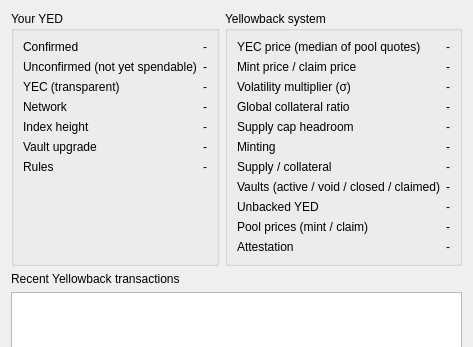
Before: the Qt Designer form src/yellowbackoverview.ui in boyfromcave/yecwallet-dd, drawn with Qt 5; both pictures show x 0 to 473 and y 0 to 347 of the 473 by 519 pixel window.
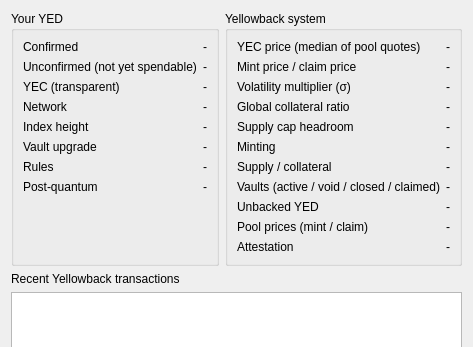
After: the same form once the commit is applied.

Commit message: Yellowback rpcversion 7 (post-quantum vault owners): ownerScheme/ownerHash, PQPKH residual release, 35/53-character address guard, holder-type receive, PQ disclosure and fees

Diff of the .ui file:
```diff
--- a/src/yellowbackoverview.ui
+++ b/src/yellowbackoverview.ui
@@ -23,6 +23,8 @@
         <item row="5" column="1"><widget class="QLabel" name="lblActivation"><property name="text"><string>-</string></property><property name="wordWrap"><bool>true</bool></property></widget></item>
         <item row="6" column="0"><widget class="QLabel" name="l7"><property name="text"><string>Rules</string></property></widget></item>
         <item row="6" column="1"><widget class="QLabel" name="lblEnforcement"><property name="text"><string>-</string></property><property name="wordWrap"><bool>true</bool></property></widget></item>
+        <item row="7" column="0"><widget class="QLabel" name="l7pq"><property name="text"><string>Post-quantum</string></property></widget></item>
+        <item row="7" column="1"><widget class="QLabel" name="lblPostQuantum"><property name="text"><string>-</string></property><property name="wordWrap"><bool>true</bool></property><property name="toolTip"><string>Vault owner keys are post-quantum (SLH-DSA-SHA2-128s): they protect the authority to redeem a vault. Shielded (Sapling) YEC, the attestors' and pools' keys, and YED holder addresses before Falcon activation remain elliptic-curve. No hardware wallet, watch-only wallet or xpub supports post-quantum keys.</string></property></widget></item>
        </layout>
       </widget>
      </item>
```
The commit also changes 9 other files.
